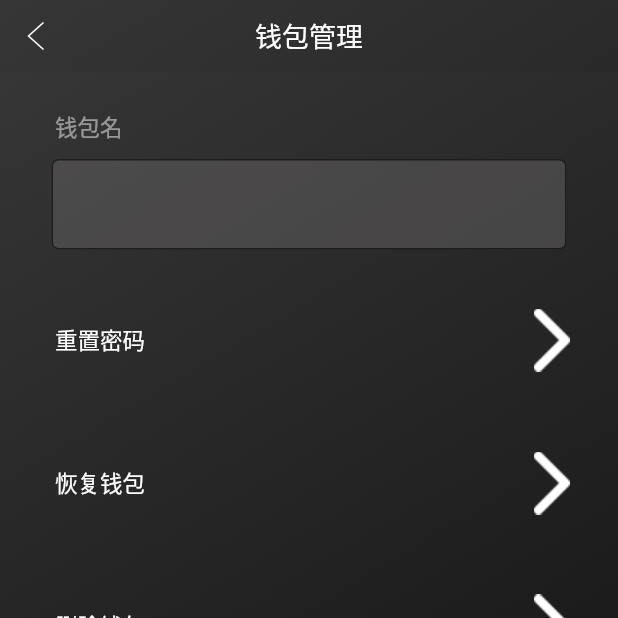
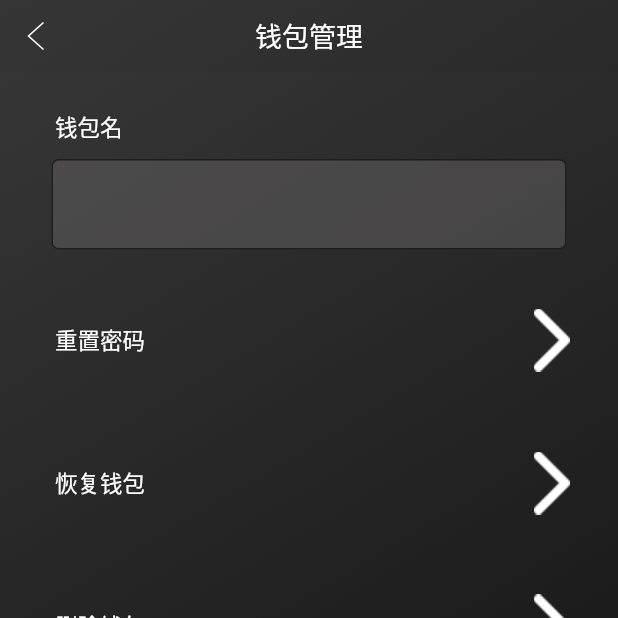
Before and after one commit to scryinfo/cashbox, a Flutter app: the WalletManagerPage screen opened directly, on a phone screen of 412 x 824 dp, the top half of it. Run offline on Flutter 3.47's test engine with Material 2 defaults, Android fonts, the phone set to English and light mode, and no system bars; our stand-ins replace dio, fluro, flutter_easyrefresh, flutter_html, flutter_screenutil, flutter_swiper and 3 more; statements that could not run were skipped.

Commit message:
upd |> update wallet_manager_list_page api

```diff
--- a/app/lib/main.dart
+++ b/app/lib/main.dart
@@ -1,6 +1,7 @@
 import 'dart:io';
 
 import 'package:app/provide/create_wallet_process_provide.dart';
+import 'package:app/provide/wallet_manager_provide.dart';
 import 'package:flutter/material.dart';
 import 'package:flutter/services.dart';
 import 'package:provider/provider.dart';
@@ -37,6 +38,9 @@ class MyApp extends StatelessWidget {
           ChangeNotifierProvider(
             builder: (_) => CreateWalletProcessProvide(),
           ),
+          ChangeNotifierProvider(
+            builder: (_) => WalletManagerProvide(),
+          )
         ],
         child: Container(
           decoration: BoxDecoration(
--- a/app/lib/page/wallet_manager_page/wallet_manage_page.dart
+++ b/app/lib/page/wallet_manager_page/wallet_manage_page.dart
@@ -1,5 +1,7 @@
+import 'package:app/provide/wallet_manager_provide.dart';
 import 'package:flutter/material.dart';
 import 'package:flutter_screenutil/flutter_screenutil.dart';
+import 'package:provider/provider.dart';
 import '../../res/resources.dart';
 import '../../routers/routers.dart';
 import '../../routers/fluro_navigator.dart';
@@ -13,13 +15,18 @@ class WalletManagerPage extends StatelessWidget {
   final List funcRouter = [Routes.resetPwdPage, Routes.recoverWalletPage];
   static final String DELETE_WALLET = "删除钱包";
   final TextEditingController _walletNameController = TextEditingController();
-
-  void _initData() {}
+  String walletId;
+  String walletName;
 
   @override
   Widget build(BuildContext context) {
-    _initData();
+    _initData(context);
     return _buildWalletManagerLayout(context);
+  }
+
+  void _initData(BuildContext context) {
+    walletId = Provider.of<WalletManagerProvide>(context).walletId;
+    walletName = Provider.of<WalletManagerProvide>(context).walletName;
   }
 
   Widget _buildWalletManagerLayout(BuildContext context) {
@@ -101,7 +108,7 @@ class WalletManagerPage extends StatelessWidget {
             child: Text(
               "钱包名",
               style: TextStyle(
-                color: Color.fromRGBO(255, 255, 255, 0.5),
+                color: Color.fromRGBO(255, 255, 255, 1),
                 fontSize: 15,
               ),
             ),
@@ -117,6 +124,11 @@ class WalletManagerPage extends StatelessWidget {
               decoration: InputDecoration(
                 fillColor: Color.fromRGBO(101, 98, 98, 0.50),
                 filled: true,
+                labelText: walletName,
+                labelStyle: TextStyle(
+                  color: Colors.white,
+                  fontSize: 14,
+                ),
                 contentPadding: EdgeInsets.only(
                     left: ScreenUtil().setWidth(2),
                     top: ScreenUtil().setHeight(8)),
--- /dev/null
+++ b/app/lib/provide/wallet_manager_provide.dart
@@ -0,0 +1,24 @@
+import 'package:flutter/foundation.dart';
+
+class WalletManagerProvide with ChangeNotifier {
+  String _walletName;
+  String _walletId;
+
+  get walletName => _walletName;
+
+  get walletId => _walletId;
+
+  /*检查每次调用完毕，清理数据记录*/
+  void emptyData() {
+    this._walletName = null;
+    this._walletId = null;
+  }
+
+  void setWalletName(String walletName) {
+    this._walletName = walletName;
+  }
+
+  void setWalletId(String walletId) {
+    this._walletId = walletId;
+  }
+}
```
Also changed, not shown: app/lib/page/wallet_manager_list_page/wallet_manager_list_page.dart (+23 -18 lines).
